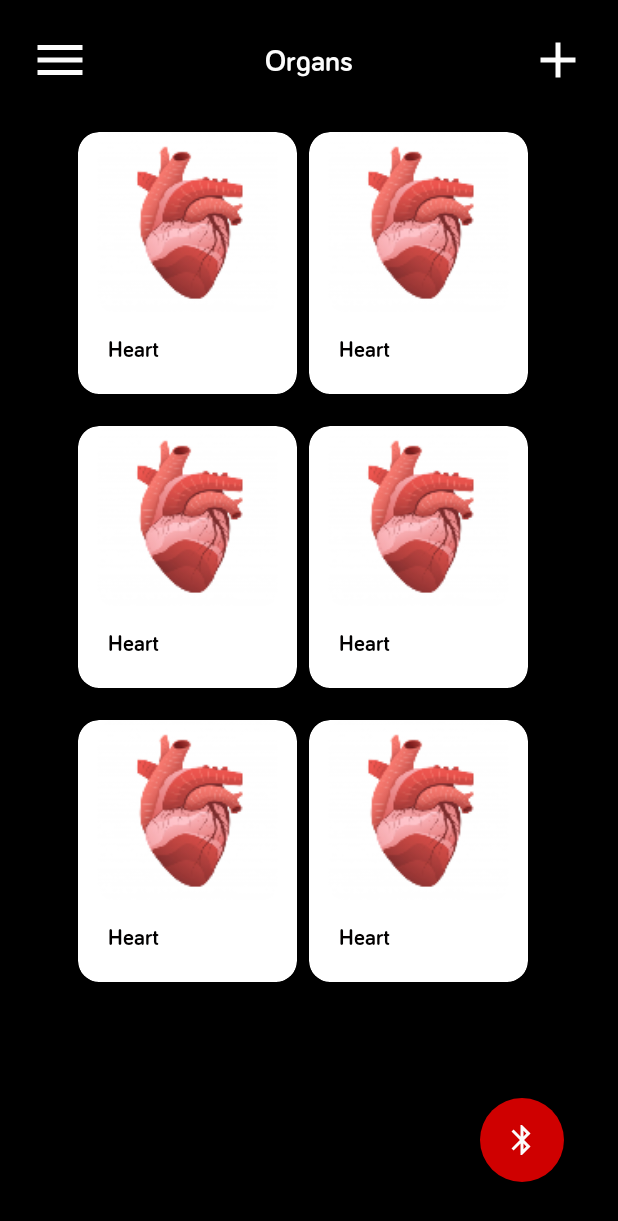
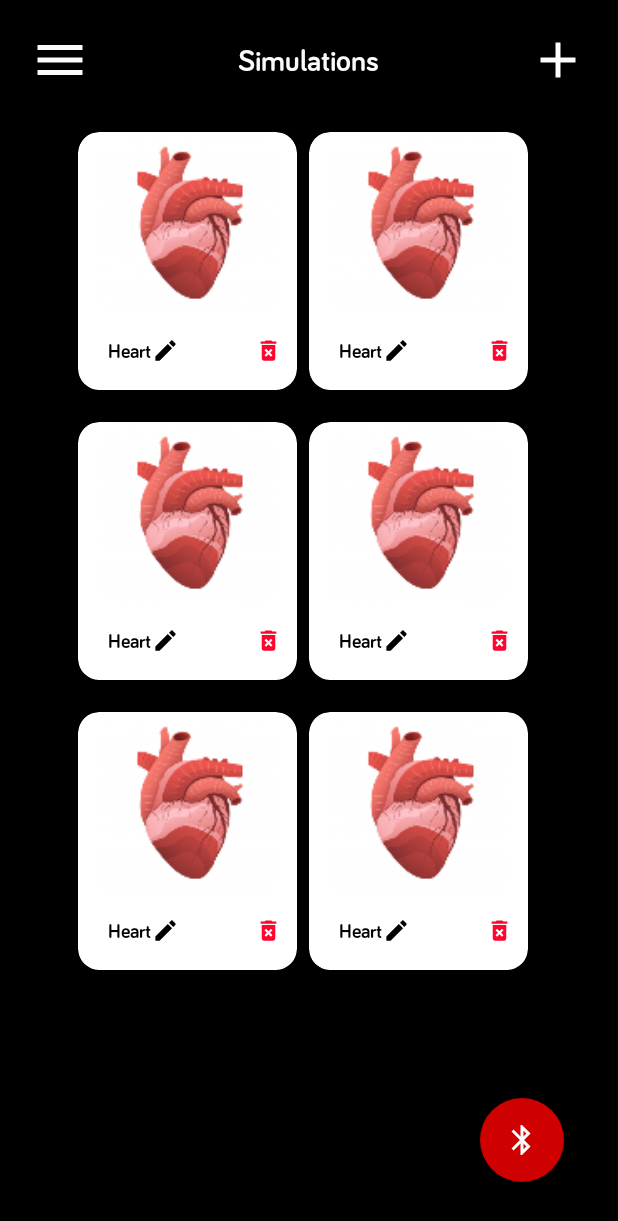
Before and after one commit to Siddhartha8899/UltrasoundController, an Android app: the layout content_main.xml on its own in the app's theme, with its tools: preview values and no code run, on a phone screen of 412 x 824 dp. Shown: the top 1221 px of the screen. Run offline under Robolectric (Android 15) with nearby library versions, the phone set to English and light mode, and no system bars.

Commit message:
Delete/Modify Directories

```diff
--- /dev/null
+++ b/app/src/main/res/drawable/ic_baseline_delete_forever_24.xml
@@ -0,0 +1,5 @@
+<vector android:height="24dp" android:tint="#FF052E"
+    android:viewportHeight="24" android:viewportWidth="24"
+    android:width="24dp" xmlns:android="http://schemas.android.com/apk/res/android">
+    <path android:fillColor="@android:color/white" android:pathData="M6,19c0,1.1 0.9,2 2,2h8c1.1,0 2,-0.9 2,-2L18,7L6,7v12zM8.46,11.88l1.41,-1.41L12,12.59l2.12,-2.12 1.41,1.41L13.41,14l2.12,2.12 -1.41,1.41L12,15.41l-2.12,2.12 -1.41,-1.41L10.59,14l-2.13,-2.12zM15.5,4l-1,-1h-5l-1,1L5,4v2h14L19,4z"/>
+</vector>
--- /dev/null
+++ b/app/src/main/res/drawable/ic_baseline_edit_24.xml
@@ -0,0 +1,10 @@
+<vector xmlns:android="http://schemas.android.com/apk/res/android"
+    android:width="24dp"
+    android:height="24dp"
+    android:viewportWidth="24"
+    android:viewportHeight="24"
+    android:tint="?attr/colorControlNormal">
+  <path
+      android:fillColor="@android:color/black"
+      android:pathData="M3,17.25V21h3.75L17.81,9.94l-3.75,-3.75L3,17.25zM20.71,7.04c0.39,-0.39 0.39,-1.02 0,-1.41l-2.34,-2.34c-0.39,-0.39 -1.02,-0.39 -1.41,0l-1.83,1.83 3.75,3.75 1.83,-1.83z"/>
+</vector>
--- a/app/src/main/res/layout/content_main.xml
+++ b/app/src/main/res/layout/content_main.xml
@@ -58,7 +58,7 @@
                     android:layout_height="wrap_content"
                     android:layout_centerHorizontal="true"
                     android:layout_centerVertical="true"
-                    android:text="Organs"
+                    android:text="Simulations"
                     android:fontFamily="@font/bariol_bold"
                     android:textColor="#FCFCFC"
                     android:textSize="20sp"/>
--- a/app/src/main/res/layout/item_card.xml
+++ b/app/src/main/res/layout/item_card.xml
@@ -30,22 +30,52 @@
             android:id="@+id/image"
             android:layout_width="match_parent"
             android:layout_height="@dimen/img_card_height"
+            android:contentDescription="@string/app_name"
             android:scaleType="fitCenter"
-            android:src="@mipmap/ic_heart"
-            android:contentDescription="@string/app_name" />
+            android:src="@mipmap/ic_heart" />
 
+        <RelativeLayout
+        android:layout_width="match_parent"
+        android:layout_height="match_parent"
+            >
+                <RelativeLayout
+                    android:layout_width="wrap_content"
+                    android:layout_height="wrap_content"
+                    android:id="@+id/edit">
                     <TextView
                         android:id="@+id/name"
-            android:layout_width="match_parent"
-            android:layout_height="match_parent"
+                        android:layout_width="wrap_content"
+                        android:layout_height="wrap_content"
+
+                        android:fontFamily="@font/bariol_bold"
+                        android:text="Heart"
                         android:layout_marginLeft="@dimen/normalPadding"
                         android:layout_marginTop="@dimen/top_text_card"
-            android:layout_marginRight="@dimen/normalPadding"
                         android:layout_marginBottom="@dimen/normalPadding"
-            android:fontFamily="@font/bariol_bold"
-            android:text="Heart"
                         android:textColor="@color/darkTextColor"
-            android:textSize="15sp" />
+                        android:textSize="13sp"
+                        android:layout_centerVertical="true" />
+
+                    <Button
+                        android:layout_width="18dp"
+                        android:layout_height="18dp"
+                        android:background="@drawable/ic_baseline_edit_24"
+                        android:backgroundTint="@color/black"
+                        android:layout_toRightOf="@+id/name"
+                        android:layout_centerVertical="true"
+                        android:clickable="false"
+                        />
+            </RelativeLayout>
+
+            <Button
+                android:id="@+id/delete"
+                android:layout_width="18dp"
+                android:layout_height="18dp"
+                android:layout_alignParentRight="true"
+                android:layout_marginRight="10dp"
+                android:background="@drawable/ic_baseline_delete_forever_24"
+                android:layout_centerVertical="true"/>
+        </RelativeLayout>
 
 
     </LinearLayout>
```
Also changed, not shown: app/src/main/java/com/example/ultrasoundcontroller/Interface/Directory.java (+13 -66 lines), app/src/main/java/com/example/ultrasoundcontroller/Interface/GridViewAdapter.java (+36 -34 lines), app/src/main/java/com/example/ultrasoundcontroller/Interface/SuperNode.java (deleted, +0 -14 lines), app/src/main/java/com/example/ultrasoundcontroller/MainActivity.java (+160 -82 lines), app/src/main/java/com/example/ultrasoundcontroller/MyApplication.java (+0 -7 lines), app/src/main/java/com/example/ultrasoundcontroller/SuperNode.java (added, +19 -0 lines), app/src/main/res/layout/custom_pop_up.xml (+1 -12 lines), app/src/main/res/layout/edit_pop_up.xml (added, +54 -0 lines). Lines whose indentation alone changed are shown as unchanged.
